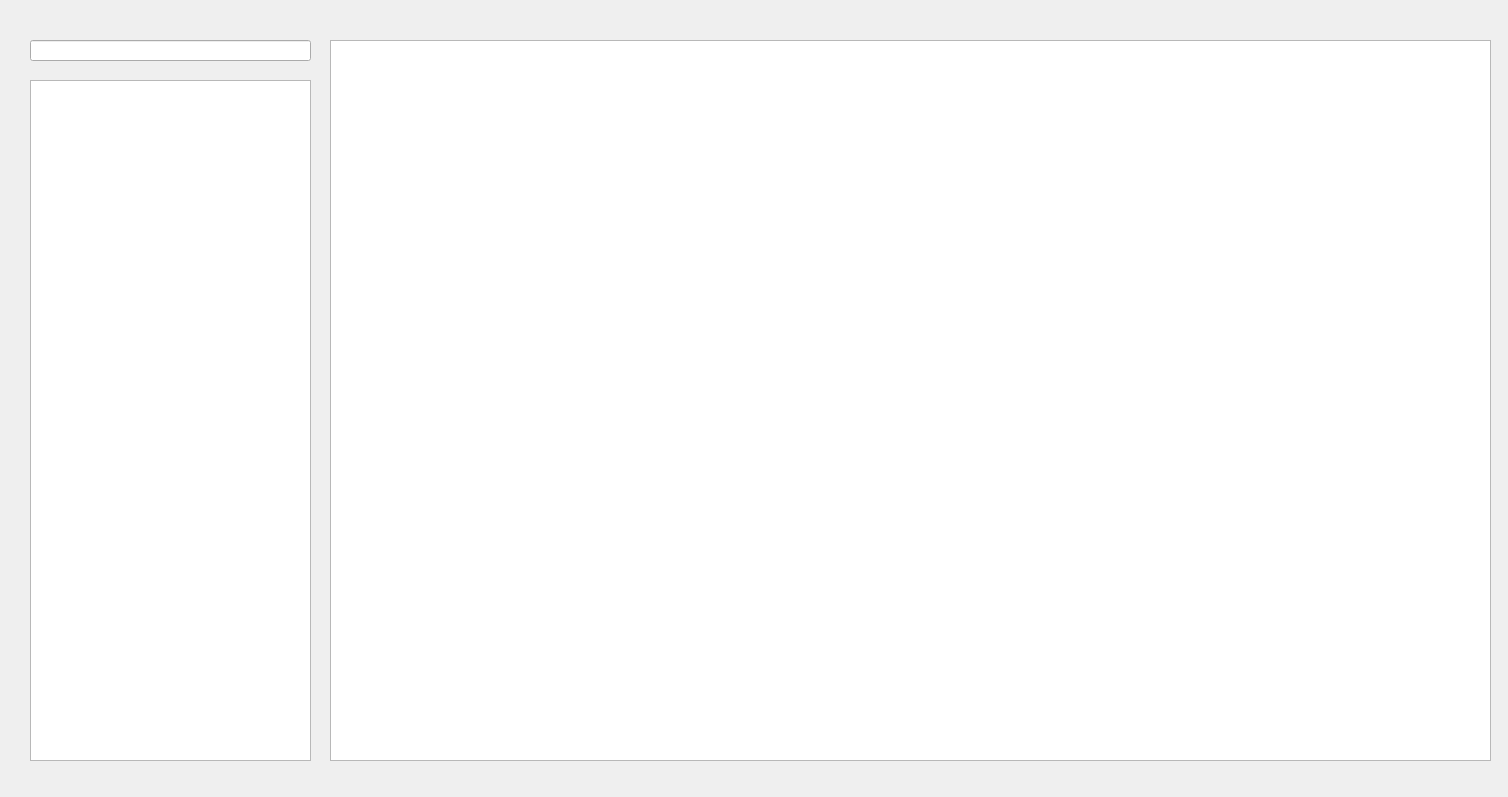
Old version of the form frmMain.ui in the repository Higgs75014/pyTest.
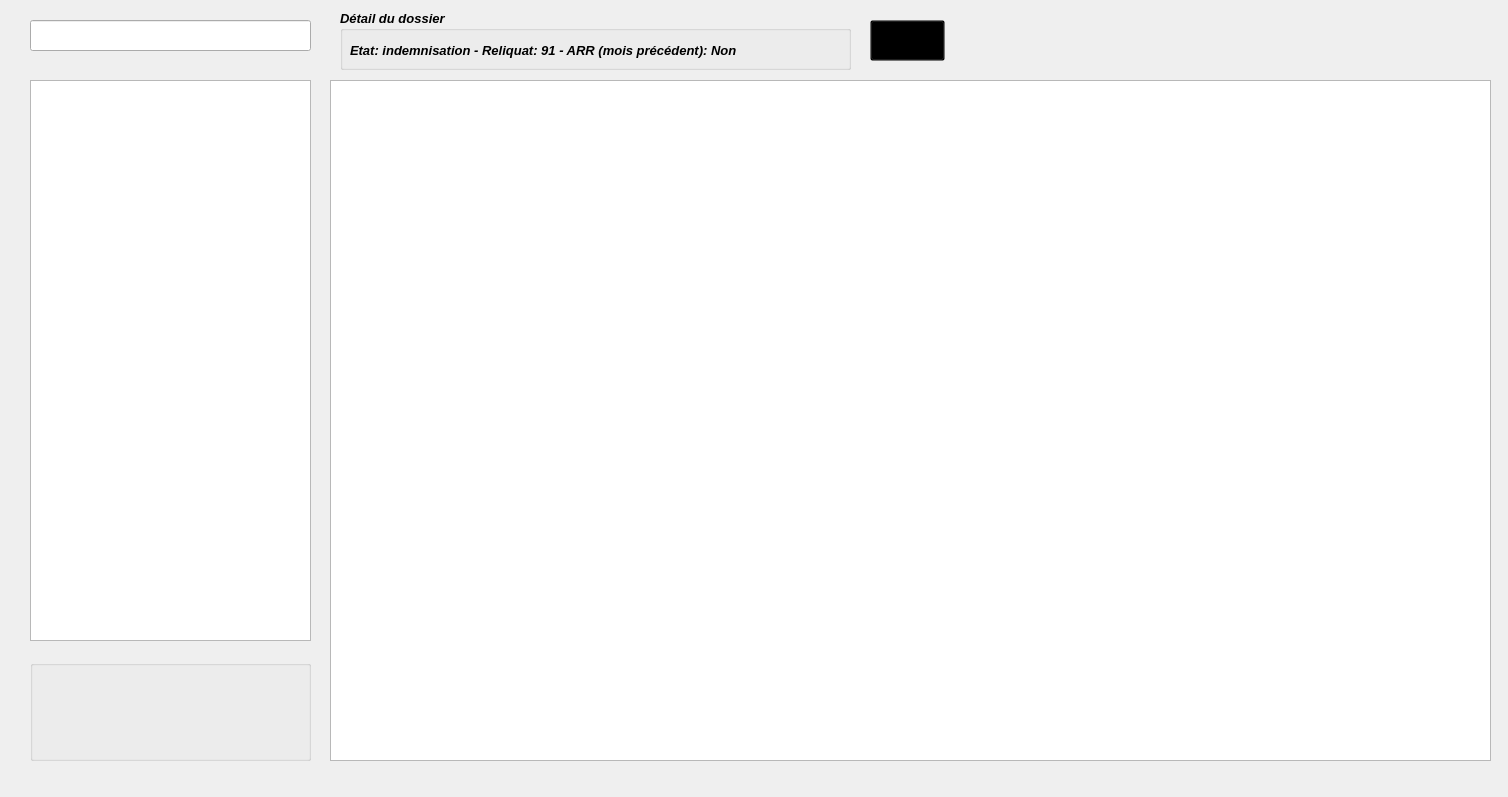
New version of the form.

```diff
--- a/frmMain.ui
+++ b/frmMain.ui
@@ -17,11 +17,17 @@
    <property name="geometry">
     <rect>
      <x>30</x>
-     <y>40</y>
+     <y>20</y>
      <width>281</width>
-     <height>21</height>
+     <height>31</height>
     </rect>
    </property>
+   <property name="font">
+    <font>
+     <family>Arial</family>
+     <pointsize>10</pointsize>
+    </font>
+   </property>
   </widget>
   <widget class="QListWidget" name="lstBDD">
    <property name="geometry">
@@ -29,23 +35,105 @@
      <x>30</x>
      <y>80</y>
      <width>281</width>
-     <height>681</height>
+     <height>561</height>
     </rect>
    </property>
+   <property name="font">
+    <font>
+     <family>Arial</family>
+     <pointsize>10</pointsize>
+    </font>
+   </property>
   </widget>
   <widget class="QTableView" name="tvDatas">
    <property name="geometry">
     <rect>
      <x>330</x>
-     <y>40</y>
+     <y>80</y>
      <width>1161</width>
-     <height>721</height>
+     <height>681</height>
     </rect>
    </property>
+   <property name="font">
+    <font>
+     <family>Arial</family>
+     <pointsize>10</pointsize>
+    </font>
+   </property>
    <property name="styleSheet">
     <string notr="true">alternate-background-color: rgb(221, 221, 110);</string>
    </property>
   </widget>
+  <widget class="QGroupBox" name="gbAllocataire">
+   <property name="geometry">
+    <rect>
+     <x>30</x>
+     <y>660</y>
+     <width>281</width>
+     <height>101</height>
+    </rect>
+   </property>
+   <property name="font">
+    <font>
+     <family>Arial</family>
+     <pointsize>10</pointsize>
+    </font>
+   </property>
+   <property name="title">
+    <string/>
+   </property>
+  </widget>
+  <widget class="QGroupBox" name="gbDetailDossier">
+   <property name="geometry">
+    <rect>
+     <x>340</x>
+     <y>10</y>
+     <width>511</width>
+     <height>60</height>
+    </rect>
+   </property>
+   <property name="font">
+    <font>
+     <family>Arial</family>
+     <pointsize>10</pointsize>
+     <weight>75</weight>
+     <italic>true</italic>
+     <bold>true</bold>
+    </font>
+   </property>
+   <property name="title">
+    <string>Détail du dossier</string>
+   </property>
+   <widget class="QLabel" name="lblDetail">
+    <property name="geometry">
+     <rect>
+      <x>10</x>
+      <y>30</y>
+      <width>411</width>
+      <height>20</height>
+     </rect>
+    </property>
+    <property name="text">
+     <string>Etat: indemnisation - Reliquat: 91 - ARR (mois précédent): Non</string>
+    </property>
+   </widget>
+  </widget>
+  <widget class="QPushButton" name="pbWWW">
+   <property name="geometry">
+    <rect>
+     <x>870</x>
+     <y>20</y>
+     <width>75</width>
+     <height>41</height>
+    </rect>
+   </property>
+   <property name="styleSheet">
+    <string notr="true">background:transparent</string>
+   </property>
+   <property name="text">
+    <string>PushButton</string>
+   </property>
+  </widget>
  </widget>
  <resources/>
  <connections/>
```
